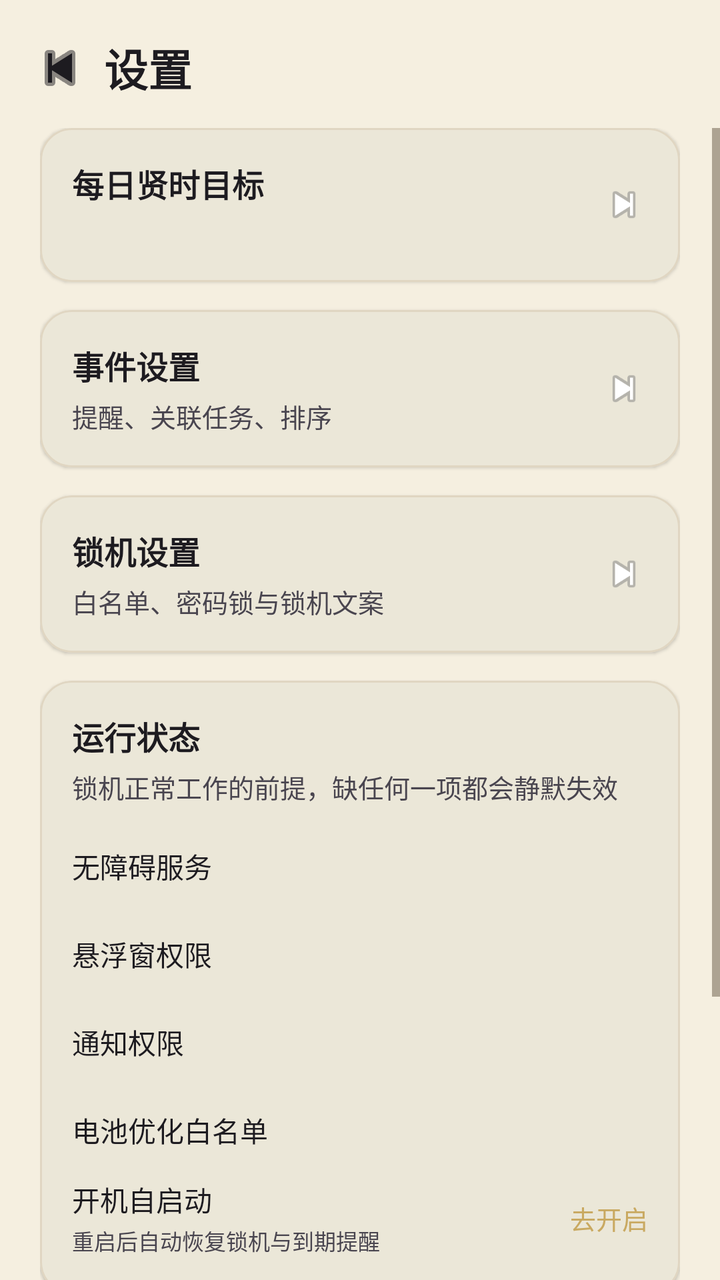
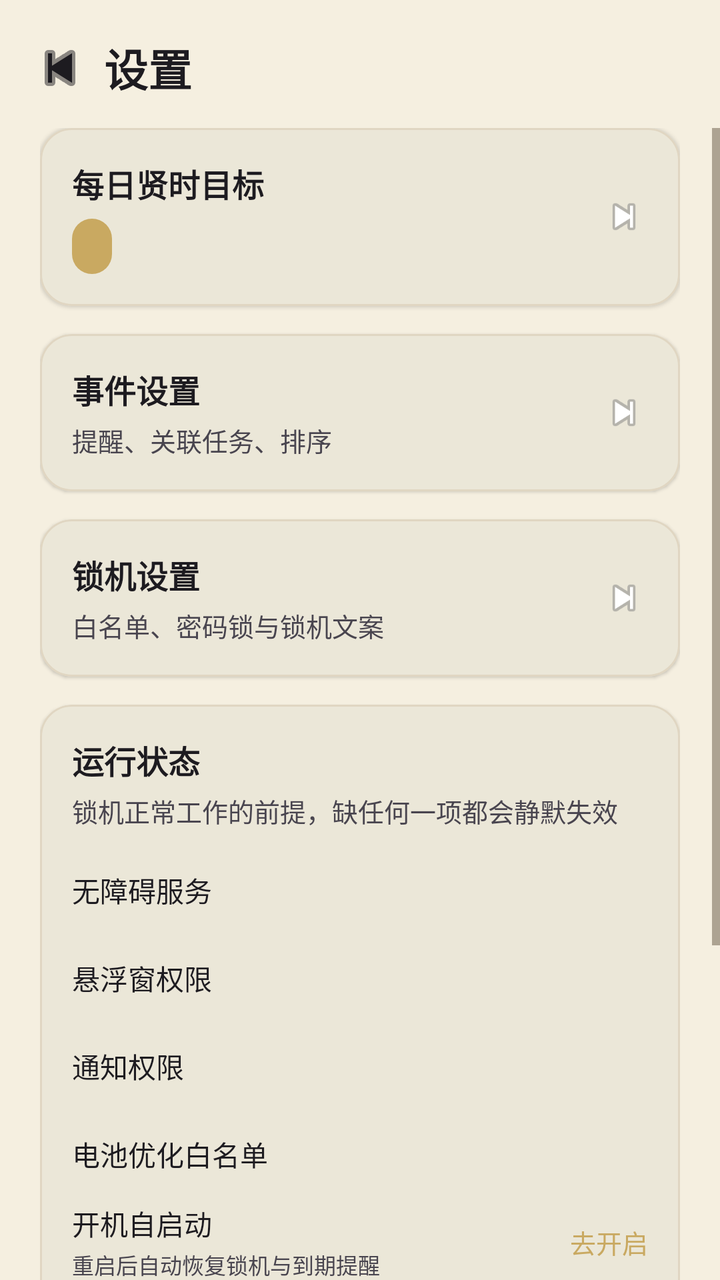

Before-and-after screenshots of an Android layout around one commit, followed by the original layout XML and the change that was made.
<!-- AndroidManifest.xml: application theme Theme.PomodoroFocus -->
<!-- res/layout/fragment_settings.xml -->
<?xml version="1.0" encoding="utf-8"?>
<LinearLayout xmlns:android="http://schemas.android.com/apk/res/android"
    xmlns:app="http://schemas.android.com/apk/res-auto"
    android:layout_width="match_parent"
    android:layout_height="match_parent"
    android:orientation="vertical"
    android:background="?android:windowBackground"
    android:fitsSystemWindows="true">

    
    <LinearLayout
        android:layout_width="match_parent"
        android:layout_height="wrap_content"
        android:orientation="horizontal"
        android:gravity="center_vertical"
        android:paddingHorizontal="12dp"
        android:paddingTop="16dp"
        android:paddingBottom="12dp">

        <ImageButton
            android:id="@+id/settingsBackButton"
            android:layout_width="36dp"
            android:layout_height="36dp"
            android:background="?attr/selectableItemBackgroundBorderless"
            android:contentDescription="@string/action_back"
            app:srcCompat="@android:drawable/ic_media_previous"
            app:tint="?attr/colorOnSurface" />

        <TextView
            android:layout_width="0dp"
            android:layout_height="wrap_content"
            android:layout_weight="1"
            android:layout_marginStart="4dp"
            android:text="@string/settings_title"
            android:textColor="?attr/colorOnSurface"
            android:textSize="22sp"
            android:textStyle="bold" />
    </LinearLayout>

    <ScrollView
        android:layout_width="match_parent"
        android:layout_height="0dp"
        android:layout_weight="1"
        android:fillViewport="true">

        <LinearLayout
            android:layout_width="match_parent"
            android:layout_height="wrap_content"
            android:orientation="vertical"
            android:paddingHorizontal="20dp"
            android:paddingBottom="20dp">

            
            <com.google.android.material.card.MaterialCardView
                android:id="@+id/dailyGoalCard"
                android:layout_width="match_parent"
                android:layout_height="wrap_content"
                android:foreground="?attr/selectableItemBackground"
                app:cardCornerRadius="16dp"
                app:cardElevation="1dp"
                app:strokeColor="?attr/colorOutline"
                app:strokeWidth="1dp">

                <LinearLayout
                    android:layout_width="match_parent"
                    android:layout_height="wrap_content"
                    android:gravity="center_vertical"
                    android:orientation="horizontal"
                    android:padding="16dp">

                    <LinearLayout
                        android:layout_width="0dp"
                        android:layout_height="wrap_content"
                        android:layout_weight="1"
                        android:orientation="vertical">

                        <TextView
                            android:layout_width="wrap_content"
                            android:layout_height="wrap_content"
                            android:text="@string/daily_goal_title"
                            android:textColor="?attr/colorOnSurface"
                            android:textSize="16sp"
                            android:textStyle="bold" />

                        <TextView
                            android:id="@+id/dailyGoalValueText"
                            android:layout_width="wrap_content"
                            android:layout_height="wrap_content"
                            android:layout_marginTop="4dp"
                            android:textColor="?attr/colorOnSurfaceVariant"
                            android:textSize="13sp" />
                    </LinearLayout>

                    <ImageView
                        android:layout_width="24dp"
                        android:layout_height="24dp"
                        android:contentDescription="@null"
                        app:srcCompat="@android:drawable/ic_media_next" />
                </LinearLayout>
            </com.google.android.material.card.MaterialCardView>

            
            <com.google.android.material.card.MaterialCardView
                android:id="@+id/eventSettingsCard"
                android:layout_width="match_parent"
                android:layout_height="wrap_content"
                android:layout_marginTop="14dp"
                android:foreground="?attr/selectableItemBackground"
                app:cardCornerRadius="16dp"
                app:cardElevation="1dp"
                app:strokeColor="?attr/colorOutline"
                app:strokeWidth="1dp">

                <LinearLayout
                    android:layout_width="match_parent"
                    android:layout_height="wrap_content"
                    android:gravity="center_vertical"
                    android:orientation="horizontal"
                    android:padding="16dp">

                    <LinearLayout
                        android:layout_width="0dp"
                        android:layout_height="wrap_content"
                        android:layout_weight="1"
                        android:orientation="vertical">

                        <TextView
                            android:layout_width="wrap_content"
                            android:layout_height="wrap_content"
                            android:text="@string/event_settings_title"
                            android:textColor="?attr/colorOnSurface"
                            android:textSize="16sp"
                            android:textStyle="bold" />

                        <TextView
                            android:layout_width="wrap_content"
                            android:layout_height="wrap_content"
                            android:layout_marginTop="4dp"
                            android:text="@string/event_settings_desc"
                            android:textColor="?attr/colorOnSurfaceVariant"
                            android:textSize="13sp" />
                    </LinearLayout>

                    <ImageView
                        android:layout_width="24dp"
                        android:layout_height="24dp"
                        android:contentDescription="@null"
                        app:srcCompat="@android:drawable/ic_media_next" />
                </LinearLayout>
            </com.google.android.material.card.MaterialCardView>

            
            <com.google.android.material.card.MaterialCardView
                android:id="@+id/lockSettingsCard"
                android:layout_width="match_parent"
                android:layout_height="wrap_content"
                android:layout_marginTop="14dp"
                android:foreground="?attr/selectableItemBackground"
                app:cardCornerRadius="16dp"
                app:cardElevation="1dp"
                app:strokeColor="?attr/colorOutline"
                app:strokeWidth="1dp">

                <LinearLayout
                    android:layout_width="match_parent"
                    android:layout_height="wrap_content"
                    android:gravity="center_vertical"
                    android:orientation="horizontal"
                    android:padding="16dp">

                    <LinearLayout
                        android:layout_width="0dp"
                        android:layout_height="wrap_content"
                        android:layout_weight="1"
                        android:orientation="vertical">

                        <TextView
                            android:layout_width="wrap_content"
                            android:layout_height="wrap_content"
                            android:text="@string/lock_settings_title"
                            android:textColor="?attr/colorOnSurface"
                            android:textSize="16sp"
                            android:textStyle="bold" />

                        <TextView
                            android:layout_width="wrap_content"
                            android:layout_height="wrap_content"
                            android:layout_marginTop="4dp"
                            android:text="@string/lock_settings_desc"
                            android:textColor="?attr/colorOnSurfaceVariant"
                            android:textSize="13sp" />
                    </LinearLayout>

                    <ImageView
                        android:layout_width="24dp"
                        android:layout_height="24dp"
                        android:contentDescription="@null"
                        app:srcCompat="@android:drawable/ic_media_next" />
                </LinearLayout>
            </com.google.android.material.card.MaterialCardView>

            
            <com.google.android.material.card.MaterialCardView
                android:id="@+id/healthCard"
                android:layout_width="match_parent"
                android:layout_height="wrap_content"
                android:layout_marginTop="14dp"
                app:cardCornerRadius="16dp"
                app:cardElevation="1dp"
                app:strokeColor="?attr/colorOutline"
                app:strokeWidth="1dp">

                <LinearLayout
                    android:layout_width="match_parent"
                    android:layout_height="wrap_content"
                    android:orientation="vertical"
                    android:padding="16dp">

                    <TextView
                        android:layout_width="wrap_content"
                        android:layout_height="wrap_content"
                        android:text="@string/health_title"
                        android:textColor="?attr/colorOnSurface"
                        android:textSize="16sp"
                        android:textStyle="bold" />

                    <TextView
                        android:layout_width="wrap_content"
                        android:layout_height="wrap_content"
                        android:layout_marginTop="4dp"
                        android:text="@string/health_desc"
                        android:textColor="?attr/colorOnSurfaceVariant"
                        android:textSize="13sp" />

                    <LinearLayout
                        android:id="@+id/healthRowAccessibility"
                        android:layout_width="match_parent"
                        android:layout_height="44dp"
                        android:layout_marginTop="8dp"
                        android:background="?attr/selectableItemBackground"
                        android:clickable="true"
                        android:focusable="true"
                        android:gravity="center_vertical"
                        android:orientation="horizontal">

                        <TextView
                            android:layout_width="0dp"
                            android:layout_height="wrap_content"
                            android:layout_weight="1"
                            android:text="@string/health_accessibility"
                            android:textColor="?attr/colorOnSurface"
                            android:textSize="14sp" />

                        <TextView
                            android:id="@+id/healthStatusAccessibility"
                            android:layout_width="wrap_content"
                            android:layout_height="wrap_content"
                            android:textSize="13sp" />
                    </LinearLayout>

                    <LinearLayout
                        android:id="@+id/healthRowOverlay"
                        android:layout_width="match_parent"
                        android:layout_height="44dp"
                        android:background="?attr/selectableItemBackground"
                        android:clickable="true"
                        android:focusable="true"
                        android:gravity="center_vertical"
                        android:orientation="horizontal">

                        <TextView
                            android:layout_width="0dp"
                            android:layout_height="wrap_content"
                            android:layout_weight="1"
                            android:text="@string/health_overlay"
                            android:textColor="?attr/colorOnSurface"
                            android:textSize="14sp" />

                        <TextView
                            android:id="@+id/healthStatusOverlay"
                            android:layout_width="wrap_content"
                            android:layout_height="wrap_content"
                            android:textSize="13sp" />
                    </LinearLayout>

                    <LinearLayout
                        android:id="@+id/healthRowNotification"
                        android:layout_width="match_parent"
                        android:layout_height="44dp"
                        android:background="?attr/selectableItemBackground"
                        android:clickable="true"
                        android:focusable="true"
                        android:gravity="center_vertical"
                        android:orientation="horizontal">

                        <TextView
                            android:layout_width="0dp"
                            android:layout_height="wrap_content"
                            android:layout_weight="1"
                            android:text="@string/health_notification"
                            android:textColor="?attr/colorOnSurface"
                            android:textSize="14sp" />

                        <TextView
                            android:id="@+id/healthStatusNotification"
                            android:layout_width="wrap_content"
                            android:layout_height="wrap_content"
                            android:textSize="13sp" />
                    </LinearLayout>

                    <LinearLayout
                        android:id="@+id/healthRowBattery"
                        android:layout_width="match_parent"
                        android:layout_height="44dp"
                        android:background="?attr/selectableItemBackground"
                        android:clickable="true"
                        android:focusable="true"
                        android:gravity="center_vertical"
                        android:orientation="horizontal">

                        <TextView
                            android:layout_width="0dp"
                            android:layout_height="wrap_content"
                            android:layout_weight="1"
                            android:text="@string/health_battery"
                            android:textColor="?attr/colorOnSurface"
                            android:textSize="14sp" />

                        <TextView
                            android:id="@+id/healthStatusBattery"
                            android:layout_width="wrap_content"
                            android:layout_height="wrap_content"
                            android:textSize="13sp" />
                    </LinearLayout>

                    
                    <LinearLayout
                        android:id="@+id/healthRowAutostart"
                        android:layout_width="match_parent"
                        android:layout_height="44dp"
                        android:background="?attr/selectableItemBackground"
                        android:clickable="true"
                        android:focusable="true"
                        android:gravity="center_vertical"
                        android:orientation="horizontal">

                        <LinearLayout
                            android:layout_width="0dp"
                            android:layout_height="wrap_content"
                            android:layout_weight="1"
                            android:orientation="vertical">

                            <TextView
                                android:layout_width="wrap_content"
                                android:layout_height="wrap_content"
                                android:text="@string/health_autostart"
                                android:textColor="?attr/colorOnSurface"
                                android:textSize="14sp" />

                            <TextView
                                android:layout_width="wrap_content"
                                android:layout_height="wrap_content"
                                android:layout_marginTop="2dp"
                                android:text="@string/health_autostart_desc"
                                android:textColor="?attr/colorOnSurfaceVariant"
                                android:textSize="11sp" />
                        </LinearLayout>

                        <TextView
                            android:id="@+id/healthStatusAutostart"
                            android:layout_width="wrap_content"
                            android:layout_height="wrap_content"
                            android:text="@string/health_autostart_action"
                            android:textColor="?attr/colorBrandAccent"
                            android:textSize="13sp" />
                    </LinearLayout>
                </LinearLayout>
            </com.google.android.material.card.MaterialCardView>

            
            <com.google.android.material.card.MaterialCardView
                android:id="@+id/aboutCard"
                android:layout_width="match_parent"
                android:layout_height="wrap_content"
                android:layout_marginTop="14dp"
                android:foreground="?attr/selectableItemBackground"
                app:cardCornerRadius="16dp"
                app:cardElevation="1dp"
                app:strokeColor="?attr/colorOutline"
                app:strokeWidth="1dp">

                <LinearLayout
                    android:layout_width="match_parent"
                    android:layout_height="wrap_content"
                    android:gravity="center_vertical"
                    android:orientation="horizontal"
                    android:padding="16dp">

                    <LinearLayout
                        android:layout_width="0dp"
                        android:layout_height="wrap_content"
                        android:layout_weight="1"
                        android:orientation="vertical">

                        <TextView
                            android:layout_width="wrap_content"
                            android:layout_height="wrap_content"
                            android:text="@string/about_title"
                            android:textColor="?attr/colorOnSurface"
                            android:textSize="16sp"
                            android:textStyle="bold" />

                        <TextView
                            android:id="@+id/versionText"
                            android:layout_width="wrap_content"
                            android:layout_height="wrap_content"
                            android:layout_marginTop="4dp"
                            android:textColor="?attr/colorOnSurfaceVariant"
                            android:textSize="13sp" />
                    </LinearLayout>

                    <ImageView
                        android:layout_width="24dp"
                        android:layout_height="24dp"
                        android:contentDescription="@null"
                        app:srcCompat="@android:drawable/ic_media_next" />
                </LinearLayout>
            </com.google.android.material.card.MaterialCardView>

            
            <com.google.android.material.card.MaterialCardView
                android:id="@+id/clearDataCard"
                android:layout_width="match_parent"
                android:layout_height="wrap_content"
                android:layout_marginTop="14dp"
                android:foreground="?attr/selectableItemBackground"
                app:cardCornerRadius="16dp"
                app:cardElevation="1dp"
                app:strokeColor="?attr/colorOutline"
                app:strokeWidth="1dp">

                <LinearLayout
                    android:layout_width="match_parent"
                    android:layout_height="wrap_content"
                    android:gravity="center_vertical"
                    android:orientation="horizontal"
                    android:padding="16dp">

                    <TextView
                        android:layout_width="0dp"
                        android:layout_height="wrap_content"
                        android:layout_weight="1"
                        android:text="@string/clear_all_data"
                        android:textColor="@color/danger_alt"
                        android:textSize="16sp"
                        android:textStyle="bold" />

                    <ImageView
                        android:layout_width="24dp"
                        android:layout_height="24dp"
                        android:contentDescription="@null"
                        app:srcCompat="@android:drawable/ic_menu_delete"
                        app:tint="@color/danger_alt" />
                </LinearLayout>
            </com.google.android.material.card.MaterialCardView>
        </LinearLayout>
    </ScrollView>
</LinearLayout>
<!-- resources referenced by this layout -->
<resources>
  <color name="danger_alt">#CC3333</color>
  <string name="about_title">关于</string>
  <string name="action_back">返回</string>
  <string name="clear_all_data">清除所有数据</string>
  <string name="daily_goal_title">每日贤时目标</string>
  <string name="event_settings_desc">提醒、关联任务、排序</string>
  <string name="event_settings_title">事件设置</string>
  <string name="health_accessibility">无障碍服务</string>
  <string name="health_autostart">开机自启动</string>
  <string name="health_autostart_action">去开启</string>
  <string name="health_autostart_desc">重启后自动恢复锁机与到期提醒</string>
  <string name="health_battery">电池优化白名单</string>
  <string name="health_desc">锁机正常工作的前提，缺任何一项都会静默失效</string>
  <string name="health_notification">通知权限</string>
  <string name="health_overlay">悬浮窗权限</string>
  <string name="health_title">运行状态</string>
  <string name="lock_settings_desc">白名单、密码锁与锁机文案</string>
  <string name="lock_settings_title">锁机设置</string>
  <string name="settings_title">设置</string>
  <style name="Theme.PomodoroFocus" parent="Theme.Xian.Qinglv" />
  <color name="theme_qinglv_primary">#3B5B4E</color>
  <color name="theme_qinglv_primary_variant">#2A4238</color>
  <color name="theme_qinglv_primary_content">#3B5B4E</color>
  <color name="theme_qinglv_accent">#C9A961</color>
  <color name="theme_qinglv_surface">#F5EFE0</color>
  <color name="on_primary">#FFFFFF</color>
  <style name="Widget.Xian.Button" parent="Widget.Material3.Button">
          <item name="cornerRadius">14dp</item>
          <item name="backgroundTint">?attr/colorBrandSurface</item>
          <item name="rippleColor">@color/ripple</item>
          <item name="android:textColor">@color/on_primary</item>
          <item name="android:textSize">15sp</item>
          <item name="android:paddingVertical">11dp</item>
          <item name="elevation">0dp</item>
          <item name="android:stateListAnimator">@null</item>
      </style>
  <style name="Widget.Xian.EditText" parent="Widget.AppCompat.EditText">
          <item name="android:background">@drawable/bg_edittext</item>
          <item name="android:padding">12dp</item>
          <item name="android:textColor">@color/ink_text</item>
          <item name="android:textSize">15sp</item>
      </style>
  <style name="Theme.Xian.MaterialAlertDialog" parent="ThemeOverlay.Material3.MaterialAlertDialog">
          <item name="shapeAppearanceMediumComponent">@style/ShapeAppearance.Xian.Medium</item>
          <item name="android:windowAnimationStyle">@style/Animation.Xian.Dialog</item>
          <item name="buttonBarPositiveButtonStyle">@style/Widget.Xian.Button</item>
          <item name="buttonBarNegativeButtonStyle">@style/Widget.Xian.Button.Text</item>
      </style>
  <color name="divider">#E0D6C2</color>
  <color name="ink_text">#2B2B2B</color>
  <style name="ShapeAppearance.Xian.Medium" parent="ShapeAppearance.Material3.Corner.ExtraLarge">
          <item name="cornerSize">18dp</item>
      </style>
  <style name="Animation.Xian.Dialog" parent="@android:style/Animation.Dialog">
          <item name="android:windowEnterAnimation">@anim/dialog_enter</item>
          <item name="android:windowExitAnimation">@anim/dialog_exit</item>
      </style>
  <style name="Widget.Xian.Button.Text" parent="Widget.Material3.Button.TextButton">
          <item name="cornerRadius">14dp</item>
          <item name="android:textColor">?attr/colorBrandContent</item>
          <item name="android:textSize">15sp</item>
      </style>
  <color name="card_background">#FFFFFF</color>
  <color name="nav_divider">#D8CDB8</color>
  <!-- unchanged entries left out for length: 3 -->
</resources>

<!-- the commit's change to res/layout/fragment_settings.xml (unified diff, before → after) -->
@@ -86,9 +86,13 @@
                             android:id="@+id/dailyGoalValueText"
                             android:layout_width="wrap_content"
                             android:layout_height="wrap_content"
-                            android:layout_marginTop="4dp"
-                            android:textColor="?attr/colorOnSurfaceVariant"
-                            android:textSize="13sp" />
+                            android:layout_marginTop="6dp"
+                            android:background="@drawable/bg_value_chip"
+                            android:paddingHorizontal="10dp"
+                            android:paddingVertical="5dp"
+                            android:textColor="?attr/colorBrandContent"
+                            android:textSize="13sp"
+                            android:textStyle="bold" />
                     </LinearLayout>
 
                     <ImageView
@@ -414,9 +418,21 @@
                             android:id="@+id/versionText"
                             android:layout_width="wrap_content"
                             android:layout_height="wrap_content"
-                            android:layout_marginTop="4dp"
+                            android:layout_marginTop="6dp"
+                            android:background="@drawable/bg_value_chip"
+                            android:paddingHorizontal="10dp"
+                            android:paddingVertical="5dp"
+                            android:textColor="?attr/colorBrandContent"
+                            android:textSize="13sp"
+                            android:textStyle="bold" />
+
+                        <TextView
+                            android:layout_width="wrap_content"
+                            android:layout_height="wrap_content"
+                            android:layout_marginTop="6dp"
+                            android:text="@string/about_authors_card"
                             android:textColor="?attr/colorOnSurfaceVariant"
-                            android:textSize="13sp" />
+                            android:textSize="12sp" />
                     </LinearLayout>
 
                     <ImageView
<!-- resource entries referenced after the edit -->
@@ -1,6 +1,16 @@
 <!-- resources referenced by this layout -->
 <resources>
   <color name="danger_alt">#CC3333</color>
+  <!-- drawable bg_value_chip (drawable) -->
+  <?xml version="1.0" encoding="utf-8"?>
+  <shape xmlns:android="http://schemas.android.com/apk/res/android"
+      android:shape="rectangle">
+      <solid
+          android:alpha="0.14"
+          android:color="?attr/colorBrandAccent" />
+      <corners android:radius="10dp" />
+  </shape>
+  <string name="about_authors_card">作者：ShoweR · Yocai咏材 · 55kai</string>
   <string name="about_title">关于</string>
   <string name="action_back">返回</string>
   <string name="clear_all_data">清除所有数据</string>
